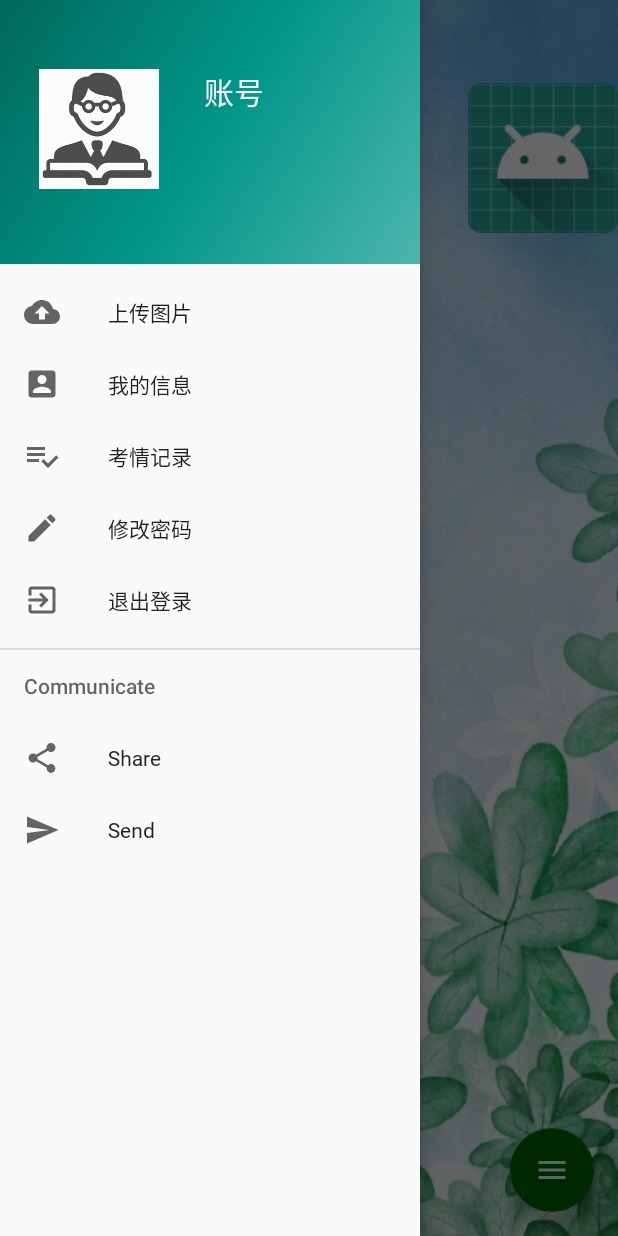
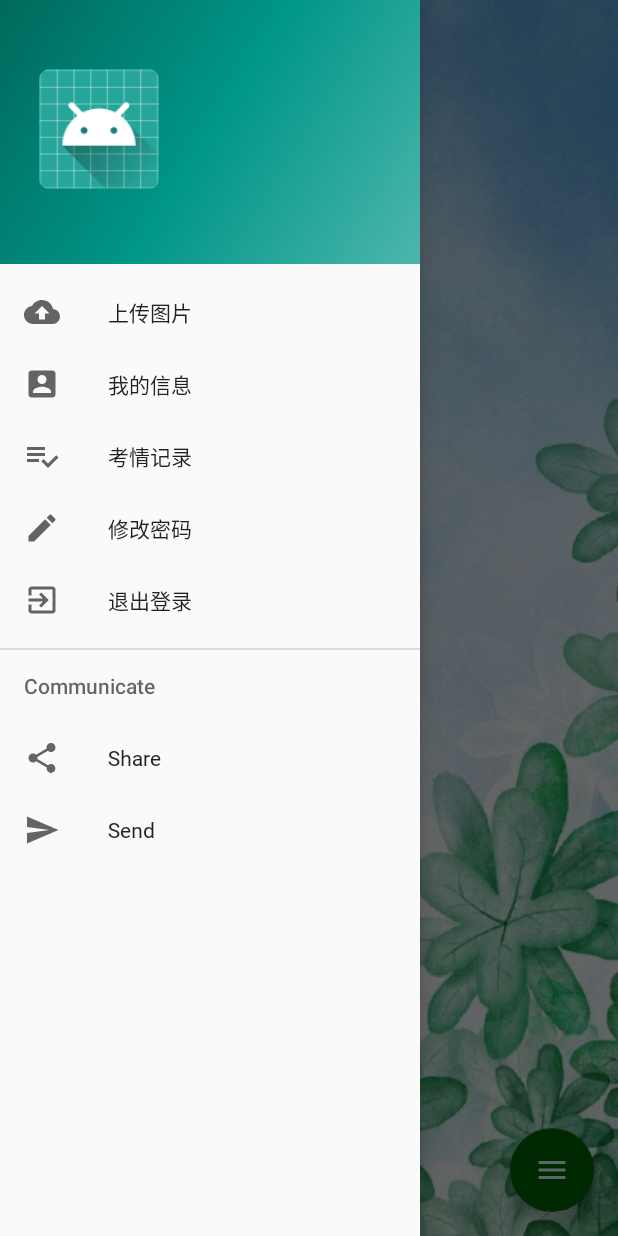
Before and after one commit to ChenmingPengPG/SeetafaceAndroidDemo, an Android app: the StuActivity screen opened directly, with no data from a screen before it, on a phone screen of 412 x 824 dp. Run offline under Robolectric (Android 15) with nearby library versions, the phone set to English and light mode, and no system bars; Roboto replaces fonts that are not available here.

Commit message:
improve Student's UI to show img and name in drawerLayout

```diff
--- a/app/src/main/java/Student/StuActivity.java
+++ b/app/src/main/java/Student/StuActivity.java
@@ -3,10 +3,13 @@ package Student;
 import android.annotation.SuppressLint;
 import android.content.Intent;
 import android.content.SharedPreferences;
+import android.graphics.Bitmap;
+import android.graphics.BitmapFactory;
 import android.graphics.Color;
 import android.os.Build;
 import android.os.Bundle;
 import android.os.Handler;
+import android.os.Looper;
 import android.os.Message;
 import android.support.annotation.NonNull;
 import android.support.annotation.Nullable;
@@ -31,6 +34,12 @@ import com.example.facedemo.R;
 import com.example.yi.myproject.ExitApplication;
 import com.example.yi.myproject.MyProject;
 
+import org.json.JSONException;
+import org.json.JSONObject;
+
+import java.io.InputStream;
+import java.net.URL;
+
 import Teacher.CheckinPage;
 import Teacher.Password_change;
 import Teacher.TeaActivity;
@@ -39,7 +48,11 @@ import Teacher.Teacher_Info;
 public class StuActivity extends AppCompatActivity
         implements NavigationView.OnNavigationItemSelectedListener{
     String name, pass;
+    String S_name;
+    Bitmap bitmap;
     FragmentTransaction transaction;
+    NavigationView navigationView;
+    TextView above,below;
     Fragment uploadImageFragment, studentInfoFragment, recordFragment, changePassFragment, exitFragment;
     int State=0;
     private SharedPreferences sp;
@@ -65,17 +78,13 @@ public class StuActivity extends AppCompatActivity
                         .setAction("Action", null).show();*/
             }
         });
-        NavigationView navigationView = (NavigationView) findViewById(R.id.nav_view);
+        navigationView = (NavigationView) findViewById(R.id.nav_view);
         navigationView.setNavigationItemSelectedListener(this);
         View nav_header =  navigationView.getHeaderView(0);
-        ImageView img = nav_header.findViewById(R.id.imageView);
-        Log.i("TeaActivity",img==null?"NULL":"NOT NULL");
-        img.setImageResource(R.drawable.teacher);
-        TextView above = (TextView)nav_header.findViewById(R.id.above);
-        TextView below = (TextView)nav_header.findViewById(R.id.below);
-        above.setText("账号");
+        above = (TextView)nav_header.findViewById(R.id.above);
+        below = (TextView)nav_header.findViewById(R.id.below);
         below.setText(name);
-
+        new link().start();
         drawer.openDrawer(Gravity.START);
 
         //设置全屏
@@ -86,7 +95,7 @@ public class StuActivity extends AppCompatActivity
             getWindow().setStatusBarColor(Color.TRANSPARENT);
         }
 
-        initialFragmentStudentInfo();
+        initialFragmentRecord();
     }
     public void getNameAndPass(){
         Intent intent = getIntent();
@@ -291,4 +300,62 @@ public class StuActivity extends AppCompatActivity
             startActivity(intent);
         }
     }
+
+    class link extends Thread {
+        @SuppressLint("WrongConstant")
+        @Override
+        public void run() {
+            String url = new basicInfo().getinfoUrl();
+            JSONObject jsonObject = new JSONObject();
+            try {
+                jsonObject.put("name", name);
+                jsonObject.put("pass", pass);
+                jsonObject.put("type", "1");//"1" 表示已登录状态
+            } catch (JSONException e) {
+                e.printStackTrace();
+            }
+            String data = jsonObject.toString();
+            String info = UserService.posttoServerforResult(url, data);
+            if (info != null) {
+                Log.i("aaa", info);
+                String str[] = info.split(",");
+                for (int i = 0; i < str.length; i++) {
+                    if (i == 1) S_name = str[i];
+                }
+            }
+            //显示名字
+            Log.i("STU_ACTIVIT",S_name);
+            //if (null != S_name)
+            //获取图片
+            new link1().start();
+            handler.post(runnable);
+            super.run();
+        }
+    }
+    class link1 extends Thread {
+        @SuppressLint("WrongConstant")
+        @Override
+        public void run() {
+            String url = new basicInfo().getiamgeurl();
+            InputStream image = UserService.loginOfGetimage(url, name);
+            bitmap = BitmapFactory.decodeStream(image);
+            handler.post(runnable1);
+        }
+    }
+    Runnable runnable = new Runnable() {
+        @Override
+        public void run() {
+            above.setText(S_name);
+        }
+    };
+    Runnable runnable1 = new Runnable() {
+        @Override
+        public void run() {
+            View nav_header =  navigationView.getHeaderView(0);
+            ImageView img = nav_header.findViewById(R.id.imageView);
+            Log.i("StuActivity",img==null?"NULL":"NOT NULL");
+            if(bitmap != null && img != null)
+                img.setImageBitmap(bitmap);
+        }
+    };
 }
```
